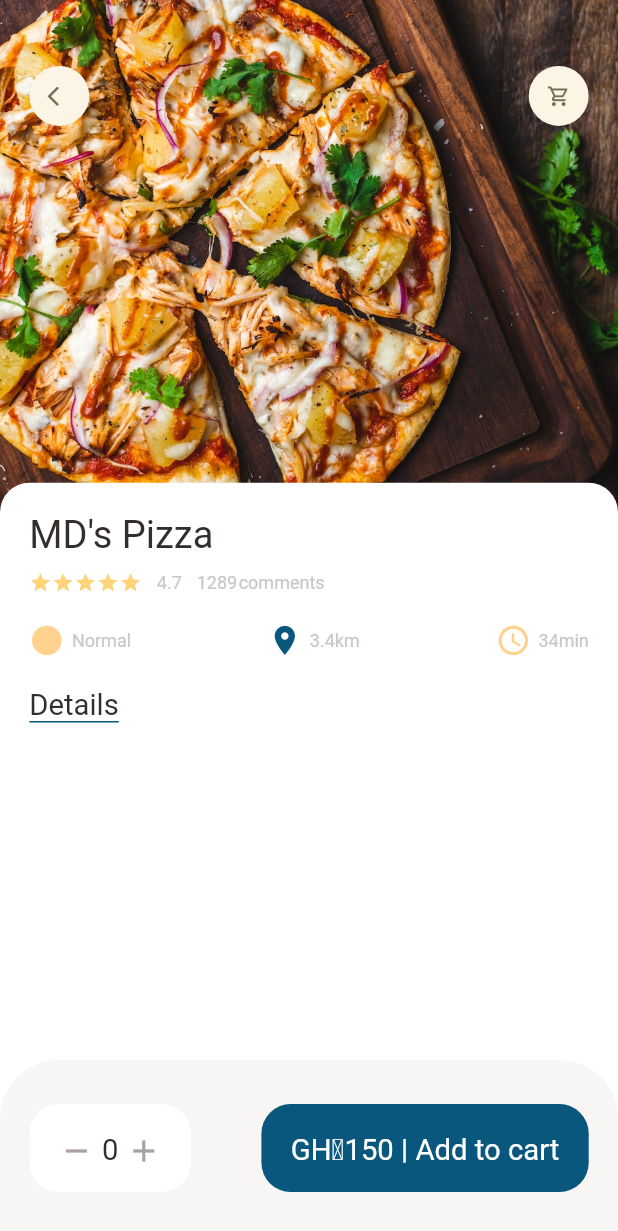
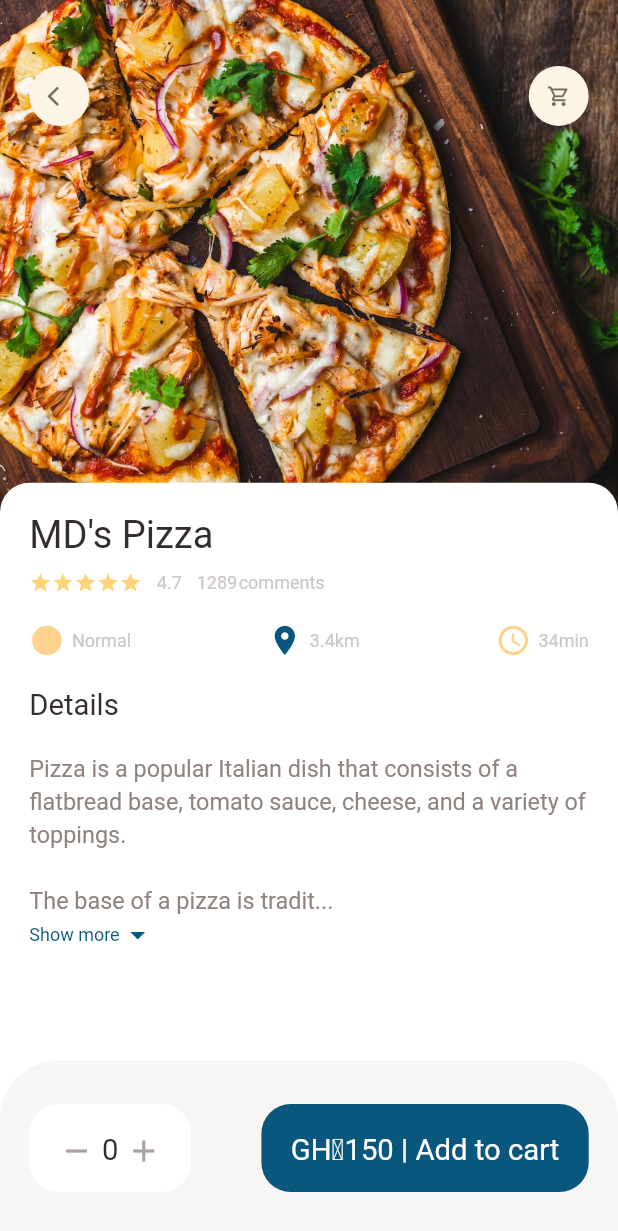
Before and after one commit to KwasiEvans/Mr-MD-Food-App, a Flutter app: the screen it shows after launch, on a phone screen of 412 x 824 dp. Shown: the top 1231 px of the screen. Run offline on Flutter 3.47's test engine with Material 2 defaults, Android fonts, the phone set to English and light mode, and no system bars; our stand-ins replace dots_indicator, get.

Commit message:
completed the populer food page

```diff
--- a/frontend/lib/screens/food/populer_food_detials.dart
+++ b/frontend/lib/screens/food/populer_food_detials.dart
@@ -4,6 +4,7 @@ import 'package:frontend/utils/dimentions.dart';
 import 'package:frontend/widgets/app_column.dart';
 import 'package:frontend/widgets/app_icon.dart';
 import 'package:frontend/widgets/big_text.dart';
+import 'package:frontend/widgets/expendable_text.dart';
 import 'package:frontend/widgets/icon_and_text.dart';
 import 'package:frontend/widgets/small_text.dart';
 
@@ -16,6 +17,7 @@ class PopularFoodDtails extends StatelessWidget {
       backgroundColor: Colors.white,
       body: Stack(
         children: [
+          // Background image
           Positioned(
             left: 0,
             right: 0,
@@ -32,6 +34,7 @@ class PopularFoodDtails extends StatelessWidget {
               ),
             ),
           ),
+          // Icon Widget
           Positioned(
             top: Dimensions.height45,
             left: Dimensions.width20,
@@ -43,6 +46,7 @@ class PopularFoodDtails extends StatelessWidget {
                   AppIcon(icon: Icons.shopping_cart_outlined),
                 ]),
           ),
+          // Details of food
           Positioned(
             left: 0,
             right: 0,
@@ -64,21 +68,18 @@ class PopularFoodDtails extends StatelessWidget {
                   children: [
                     const AppColumn(text: "MD's Pizza"),
                     SizedBox(height: Dimensions.height20),
-                    DecoratedBox(
-                      decoration: const BoxDecoration(
-                        border: Border(
-                          bottom: BorderSide(
-                            color: AppColors.mainColor,
-                            width:
-                                1.0, // Adjust the thickness of the line as needed
-                          ),
-                        ),
+                    BigText(text: "Details"),
+                    SizedBox(height: Dimensions.height20),
+                    const Expanded(
+                      child: SingleChildScrollView(
+                        child: ExpandableTextWidget(
+                            text:
+                                "Pizza is a popular Italian dish that consists of a flatbread base, tomato sauce, cheese, and a variety of toppings.\n\nThe base of a pizza is traditionally made from wheat flour, water, salt, and yeast, which is rolled out into a thin, circular shape.\n\nThe tomato sauce is typically made from ripe tomatoes, garlic, olive oil, and various herbs and spices, and is spread evenly over the pizza base.\n\nThe most common type of cheese used on pizza is mozzarella, although other types such as cheddar, Parmesan, and feta are also used.\n\nToppings on a pizza can vary widely, and may include meats such as pepperoni, sausage, ham, and bacon, as well as vegetables such as mushrooms, onions, peppers, and olives."),
                       ),
-                      child: BigText(text: "Details"),
-                    ),
+                    )
                   ]),
             ),
-          )
+          ),
         ],
       ),
       bottomNavigationBar: Container(
--- a/frontend/lib/utils/dimentions.dart
+++ b/frontend/lib/utils/dimentions.dart
@@ -21,6 +21,8 @@ class Dimensions {
   static double width30 = screenHeight / 28.13;
 
 // Font size
+
+  static double font16 = screenHeight / 52.75;
   static double font20 = screenHeight / 42.2;
   static double font26 = screenHeight / 32.46;
 
--- /dev/null
+++ b/frontend/lib/widgets/expendable_text.dart
@@ -0,0 +1,72 @@
+import 'package:flutter/material.dart';
+import 'package:frontend/utils/dimentions.dart';
+import 'package:frontend/widgets/small_text.dart';
+
+import '../utils/colors.dart';
+
+class ExpandableTextWidget extends StatefulWidget {
+  final String text;
+  const ExpandableTextWidget({super.key, required this.text});
+
+  @override
+  State<ExpandableTextWidget> createState() => _ExpandableTextWidgetState();
+}
+
+class _ExpandableTextWidgetState extends State<ExpandableTextWidget> {
+  late String firstHalf;
+  late String secondHalf;
+
+  bool hiddenText = true;
+
+  double textHeight = Dimensions.screenHeight / 5.63;
+
+  @override
+  void initState() {
+    super.initState();
+    if (widget.text.length > textHeight) {
+      firstHalf = widget.text.substring(0, textHeight.toInt());
+      secondHalf =
+          widget.text.substring(textHeight.toInt() + 1, widget.text.length);
+    } else {
+      firstHalf = widget.text;
+      secondHalf = "";
+    }
+  }
+
+  @override
+  Widget build(BuildContext context) {
+    return Container(
+      child: secondHalf.isEmpty
+          ? SmallText(
+              color: AppColors.paraColor,
+              size: Dimensions.font16,
+              text: firstHalf)
+          : Column(
+              children: [
+                SmallText(
+                    height: 1.4,
+                    color: AppColors.paraColor,
+                    size: Dimensions.font16,
+                    text: hiddenText
+                        ? ("$firstHalf...")
+                        : (firstHalf + secondHalf)),
+                InkWell(
+                  onTap: () {
+                    setState(() {
+                      hiddenText = !hiddenText;
+                    });
+                  },
+                  child: Row(children: [
+                    SmallText(text: "Show more", color: AppColors.mainColor),
+                    Icon(
+                        hiddenText
+                            ? Icons.arrow_drop_down
+                            : Icons.arrow_drop_up,
+                        color: AppColors.mainColor),
+                  ]),
+                ),
+              ],
+            ),
+    );
+  }
+}
```
